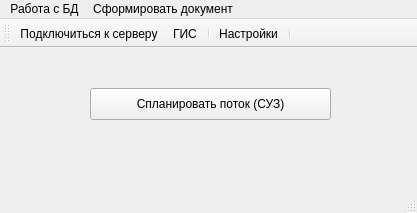
testprojects/myClient, file mainwindow.ui: the form before one commit.
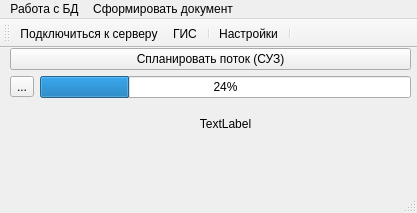
The form after the commit. Icons and pictures are not drawn.

What changed in the file:
```diff
--- a/mainwindow.ui
+++ b/mainwindow.ui
@@ -14,18 +14,48 @@
    <string>MainWindow</string>
   </property>
   <widget class="QWidget" name="centralwidget">
-   <widget class="QPushButton" name="pushButtonSendRequest">
+   <widget class="QWidget" name="gridLayoutWidget">
     <property name="geometry">
      <rect>
-      <x>90</x>
-      <y>40</y>
-      <width>241</width>
-      <height>32</height>
+      <x>10</x>
+      <y>0</y>
+      <width>401</width>
+      <height>96</height>
      </rect>
     </property>
-    <property name="text">
-     <string>Спланировать поток (СУЗ)</string>
-    </property>
+    <layout class="QGridLayout" name="gridLayout">
+     <item row="1" column="1">
+      <widget class="QProgressBar" name="progressBar">
+       <property name="value">
+        <number>24</number>
+       </property>
+      </widget>
+     </item>
+     <item row="0" column="0" colspan="2">
+      <widget class="QPushButton" name="pushButtonSendRequest">
+       <property name="text">
+        <string>Спланировать поток (СУЗ)</string>
+       </property>
+      </widget>
+     </item>
+     <item row="1" column="0">
+      <widget class="QToolButton" name="toolButtonPause">
+       <property name="text">
+        <string>...</string>
+       </property>
+      </widget>
+     </item>
+     <item row="2" column="1">
+      <widget class="QLabel" name="labelStreams">
+       <property name="text">
+        <string>TextLabel</string>
+       </property>
+       <property name="alignment">
+        <set>Qt::AlignCenter</set>
+       </property>
+      </widget>
+     </item>
+    </layout>
    </widget>
   </widget>
   <widget class="QMenuBar" name="menubar">
```
Left out of the diff: 177 changed lines with no effect on the pictures.
